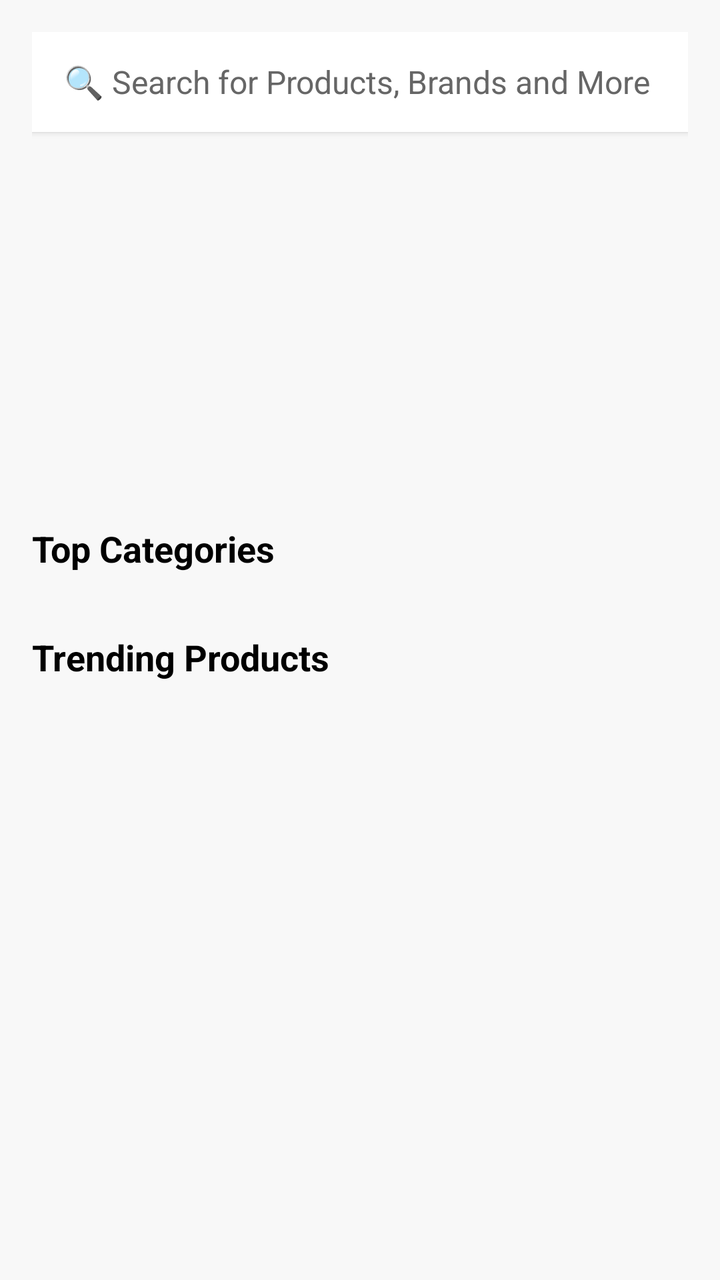
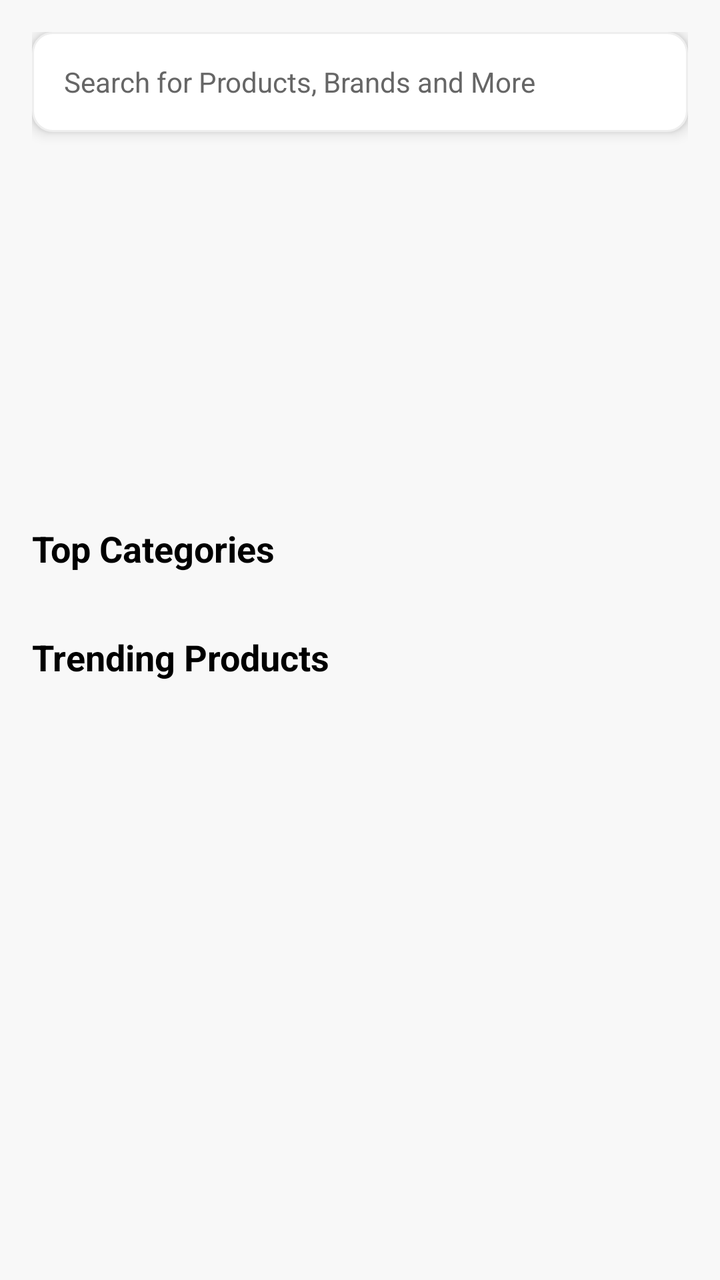

Before-and-after screenshots of an Android layout around one commit, followed by the original layout XML and the change that was made.
<!-- AndroidManifest.xml: application theme Theme.MeeshoClone -->
<!-- res/layout/fragment_home.xml -->
<?xml version="1.0" encoding="utf-8"?>


<ScrollView xmlns:android="http://schemas.android.com/apk/res/android"
    xmlns:app="http://schemas.android.com/apk/res-auto"
    android:layout_width="match_parent"
    android:layout_height="match_parent"
    android:background="@color/grey_light">

    <LinearLayout
        android:layout_width="match_parent"
        android:layout_height="wrap_content"
        android:orientation="vertical"
        android:padding="16dp">

        
        <TextView
            android:layout_width="match_parent"
            android:layout_height="50dp"
            android:background="@color/white"
            android:text="🔍 Search for Products, Brands and More"
            android:gravity="center_vertical"
            android:paddingStart="16dp"
            android:paddingEnd="16dp"
            android:textSize="16sp"
            android:textColor="@color/grey_dark"
            android:elevation="2dp" />

        
        <androidx.viewpager2.widget.ViewPager2
            android:id="@+id/bannerSlider"
            android:layout_width="match_parent"
            android:layout_height="160dp"
            android:layout_marginTop="16dp" />

        
        <TextView
            android:layout_width="match_parent"
            android:layout_height="wrap_content"
            android:layout_marginTop="20dp"
            android:text="Top Categories"
            android:textSize="18sp"
            android:textStyle="bold"
            android:textColor="@color/black" />

        
        <androidx.recyclerview.widget.RecyclerView
            android:id="@+id/rv_categories"
            android:layout_width="match_parent"
            android:layout_height="wrap_content"
            android:layout_marginTop="10dp"
            android:orientation="horizontal" />

        
        <TextView
            android:layout_width="match_parent"
            android:layout_height="wrap_content"
            android:layout_marginTop="20dp"
            android:text="Trending Products"
            android:textSize="18sp"
            android:textStyle="bold"
            android:textColor="@color/black" />

        
        <androidx.recyclerview.widget.RecyclerView
            android:id="@+id/productRecycler"
            android:layout_width="match_parent"
            android:layout_height="wrap_content"
            android:layout_marginTop="10dp"/>

    </LinearLayout>

</ScrollView>
<!-- resources referenced by this layout -->
<resources>
  <color name="black">#FF000000</color>
  <color name="grey_dark">#666666</color>
  <color name="grey_light">#F8F8F8</color>
  <color name="white">#FFFFFFFF</color>
  <style name="Theme.MeeshoClone" parent="Base.Theme.MeeshoClone" />
  <style name="Base.Theme.MeeshoClone" parent="Theme.Material3.DayNight.NoActionBar">
          <item name="colorPrimary">@color/pink_meesho</item>
          <item name="colorPrimaryVariant">@color/purple_700</item>
          <item name="colorOnPrimary">@color/white</item>
          <item name="android:statusBarColor">@color/pink_meesho</item>
      </style>
  <color name="pink_meesho">#F43397</color>
  <color name="purple_700">#701338</color>
</resources>

<!-- the commit's change to res/layout/fragment_home.xml (unified diff, before → after) -->
@@ -15,16 +15,17 @@
 
         
         <TextView
+            android:id="@+id/search_bar"
             android:layout_width="match_parent"
             android:layout_height="50dp"
-            android:background="@color/white"
-            android:text="🔍 Search for Products, Brands and More"
+            android:background="@drawable/card_bg"
+            android:text="@string/search_hint"
             android:gravity="center_vertical"
             android:paddingStart="16dp"
             android:paddingEnd="16dp"
-            android:textSize="16sp"
+            android:textSize="14sp"
             android:textColor="@color/grey_dark"
-            android:elevation="2dp" />
+            android:elevation="4dp" />
 
         
         <androidx.viewpager2.widget.ViewPager2
@@ -66,7 +67,9 @@
             android:id="@+id/productRecycler"
             android:layout_width="match_parent"
             android:layout_height="wrap_content"
-            android:layout_marginTop="10dp"/>
+            android:layout_marginTop="10dp"
+            android:clipToPadding="false"
+            android:paddingBottom="20dp"/>
 
     </LinearLayout>
 
<!-- resource entries referenced after the edit -->
@@ -3,8 +3,15 @@
   <color name="black">#FF000000</color>
   <color name="grey_dark">#666666</color>
   <color name="grey_light">#F8F8F8</color>
+  <!-- drawable card_bg (drawable) -->
+  <shape xmlns:android="http://schemas.android.com/apk/res/android">
+      <solid android:color="@color/white"/>
+      <corners android:radius="10dp"/>
+      <stroke android:width="1dp" android:color="#EEEEEE"/>
+  </shape>
+  <string name="search_hint">Search for Products, Brands and More</string>
+  <style name="Theme.MeeshoClone" parent="Base.Theme.MeeshoClone" />
   <color name="white">#FFFFFFFF</color>
-  <style name="Theme.MeeshoClone" parent="Base.Theme.MeeshoClone" />
   <style name="Base.Theme.MeeshoClone" parent="Theme.Material3.DayNight.NoActionBar">
           <item name="colorPrimary">@color/pink_meesho</item>
           <item name="colorPrimaryVariant">@color/purple_700</item>
